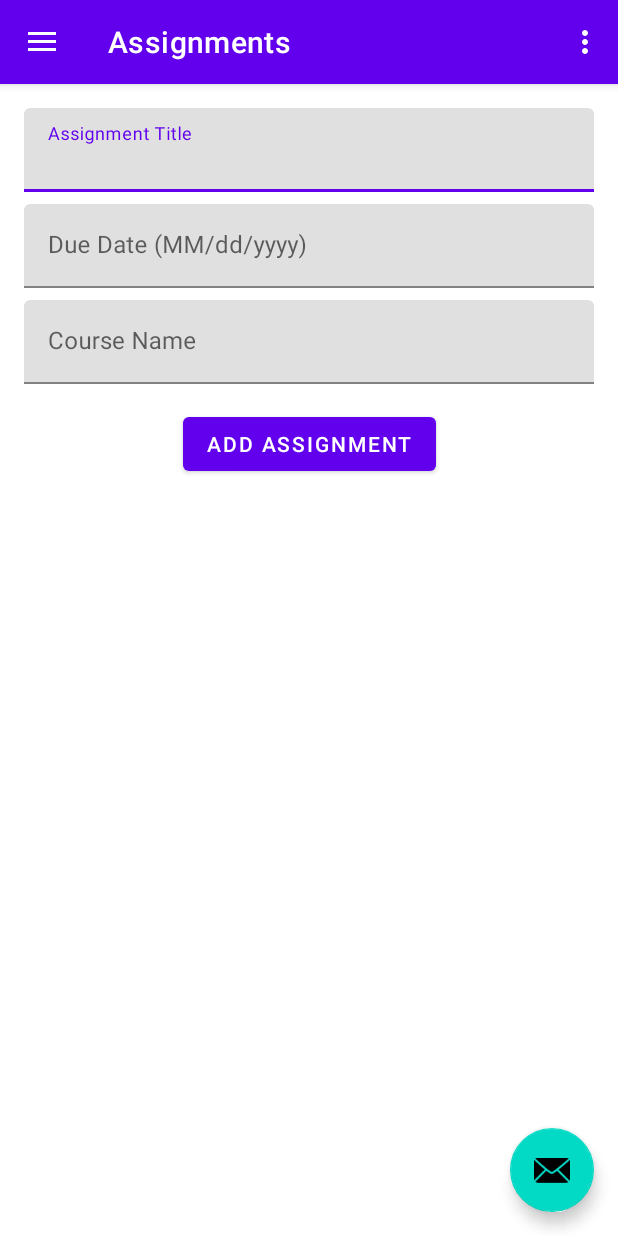
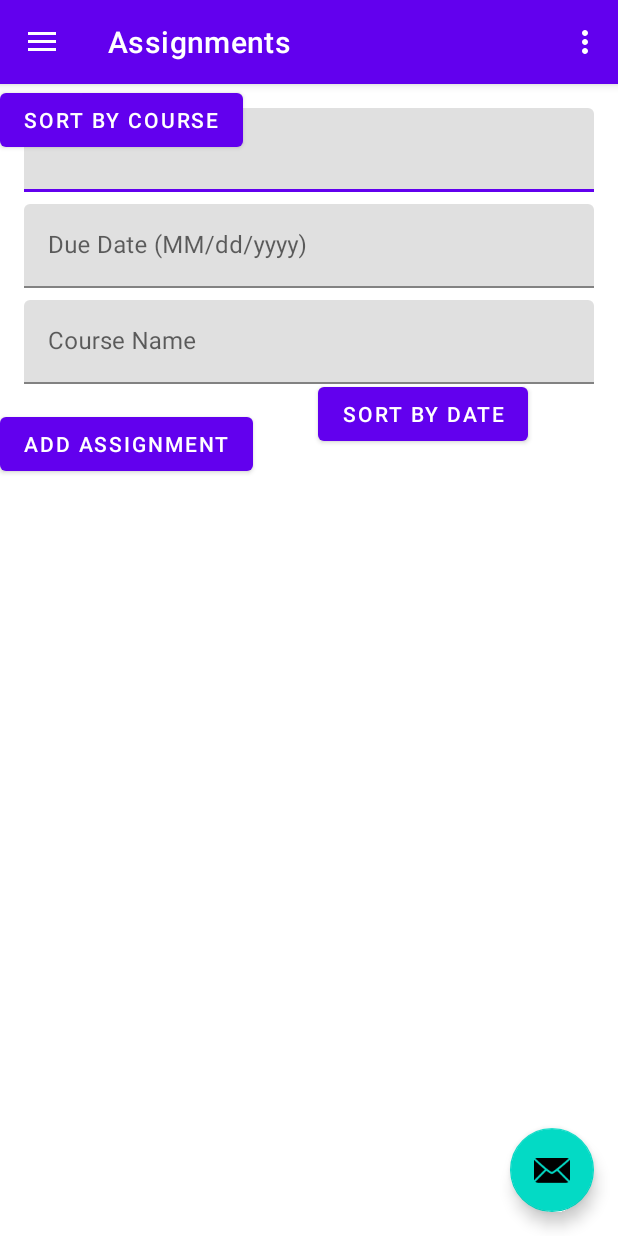
Before and after one commit to samcarozzi/Project1_2340, an Android app: the screen it shows after launch (MainActivity), in the side drawer, after a tap on "Assignments", on a phone screen of 412 x 824 dp. Run offline under Robolectric (Android 15) with nearby library versions, the phone set to English and light mode, and no system bars; our stand-ins replace navigation-ui.

```diff
--- a/app/src/main/java/com/example/project1/ui/GTAssignment/Assignment.java
+++ b/app/src/main/java/com/example/project1/ui/GTAssignment/Assignment.java
@@ -54,9 +54,13 @@ public class Assignment {
                 '}';
     }
 
-    public void sortDueDates() {
+    public static void sortDueDates() {
 
         Collections.sort(assignments, (a1, a2) -> a1.getDateDue().compareTo(a2.getDateDue()));
     }
 
+    public static void sortCourseNames() {
+        Collections.sort(assignments, (a1, a2) -> a1.getcourseName().compareToIgnoreCase(a2.getcourseName()));
+    }
+
 }
--- a/app/src/main/java/com/example/project1/ui/assignment/AssignmentFragmentViewModel.java
+++ b/app/src/main/java/com/example/project1/ui/assignment/AssignmentFragmentViewModel.java
@@ -16,4 +16,6 @@ public class AssignmentFragmentViewModel extends ViewModel {
     public LiveData<String> getText() {
         return mText;
     }
+
+
 }
--- a/app/src/main/res/layout/fragment_assignment.xml
+++ b/app/src/main/res/layout/fragment_assignment.xml
@@ -58,19 +58,19 @@
             android:layout_width="match_parent"
             android:layout_height="wrap_content"
             android:hint="Course Name" />
+
     </com.google.android.material.textfield.TextInputLayout>
 
     <Button
         android:id="@+id/addAssignmentButton"
         android:layout_width="wrap_content"
         android:layout_height="wrap_content"
-        android:text="Add Assignment"
         android:layout_marginTop="16dp"
         android:layout_marginBottom="16dp"
-        app:layout_constraintTop_toBottomOf="@+id/assignmentCourseNameInput"
+        android:text="Add Assignment"
+        app:layout_constraintBottom_toTopOf="@+id/assignmentsRecyclerView"
         app:layout_constraintStart_toStartOf="parent"
-        app:layout_constraintEnd_toEndOf="parent"
-        app:layout_constraintBottom_toTopOf="@+id/assignmentsRecyclerView" />
+        app:layout_constraintTop_toBottomOf="@+id/assignmentCourseNameInput" />
 
     <androidx.recyclerview.widget.RecyclerView
         android:id="@+id/assignmentsRecyclerView"
@@ -85,4 +85,22 @@
         app:layout_constraintStart_toStartOf="parent"
         app:layout_constraintEnd_toEndOf="parent" />
 
+    <Button
+        android:id="@+id/sortByDateButton"
+        android:layout_width="wrap_content"
+        android:layout_height="wrap_content"
+        android:layout_marginStart="212dp"
+        android:layout_marginTop="196dp"
+        android:text="Sort by Date"
+        app:layout_constraintStart_toStartOf="parent"
+        app:layout_constraintTop_toTopOf="parent" />
+
+    <Button
+        android:id="@+id/sortByCourseButton"
+        android:layout_width="wrap_content"
+        android:layout_height="wrap_content"
+        android:text="Sort by Course"
+        tools:layout_editor_absoluteX="205dp"
+        tools:layout_editor_absoluteY="239dp" />
+
 </androidx.constraintlayout.widget.ConstraintLayout>
```
Also changed, not shown: app/src/main/java/com/example/project1/ui/assignment/AssignmentFragment.java (+11 -0 lines).
